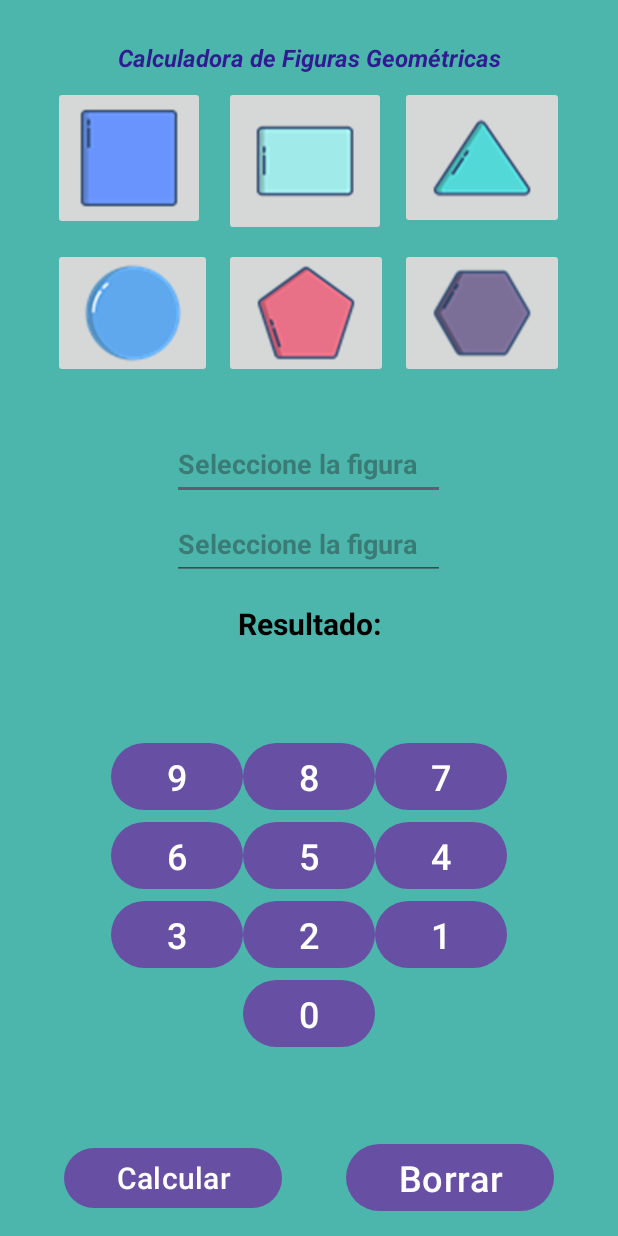
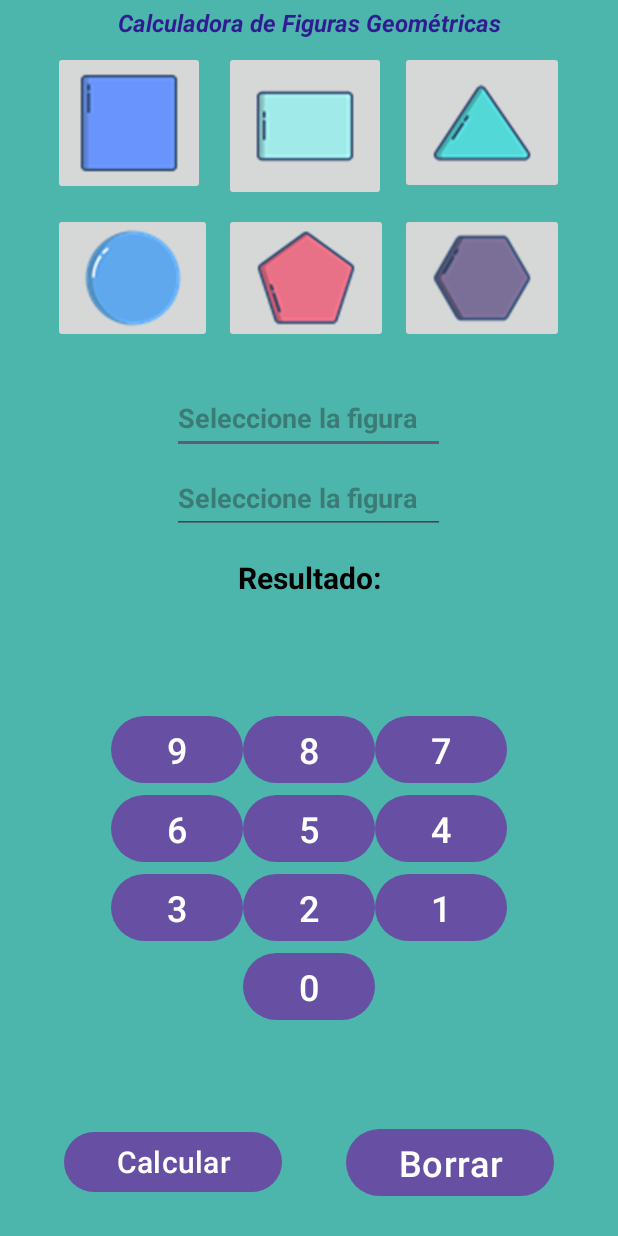
Before and after one commit to cesarponce01/CalculadoraEntrega, an Android app: the screen it shows after launch (MainActivity), on a phone screen of 412 x 824 dp. Run offline under Robolectric (Android 15) with nearby library versions, the phone set to English and light mode, and no system bars.

Commit message:
se ha modificado el original

```diff
--- a/app/src/main/java/com/example/calculadorlayouts/MainActivity.kt
+++ b/app/src/main/java/com/example/calculadorlayouts/MainActivity.kt
@@ -143,12 +143,33 @@ class MainActivity : AppCompatActivity() {
         }
 
         txAlto = findViewById(R.id.txAlto)
-        txAlto.setOnClickListener { ocultarTeclado() }
+        txAncho = findViewById(R.id.txAncho)
+        txResultado = findViewById(R.id.txResultado)
 
-        txAncho = findViewById(R.id.txAncho)
-        txAncho.setOnClickListener { ocultarTeclado() }
+        //Cuando reciba el focus se oculte el teclado para el txAlto
+        txAlto.onFocusChangeListener = View.OnFocusChangeListener { _, hasFocus ->
+            if (hasFocus) {
+                ocultarTeclado()
+            }
+        }
 
-        txResultado = findViewById(R.id.txResultado)
+        //Cuando se de click se oculte el teclado para txAlto
+        txAlto.setOnClickListener {
+            ocultarTeclado()
+        }
+
+        //Cuando reciba el focus se oculte el teclado para el txAncho
+        txAncho.onFocusChangeListener = View.OnFocusChangeListener { _, hasFocus ->
+            if (hasFocus) {
+                ocultarTeclado()
+            }
+        }
+
+        //Cuando se de click se oculte el teclado para txAncho
+        txAncho.setOnClickListener {
+            ocultarTeclado()
+        }
+
     }
 
 
@@ -172,14 +193,12 @@ class MainActivity : AppCompatActivity() {
         // Verifica qué EditText está activo y agrega el número correspondiente
         when {
             txAlto.isFocused -> {
-                ocultarTeclado()
                 val textoActual = txAlto.text.toString()
                 txAlto.setText(textoActual + numero)
 
             }
 
             txAncho.isFocused -> {
-                ocultarTeclado()
                 val textoActual = txAncho.text.toString()
                 txAncho.setText(textoActual + numero)
             }
@@ -196,7 +215,6 @@ class MainActivity : AppCompatActivity() {
         //Borramos los valores que estén anteriormente
         onBorrar()
 
-        //habilitarEditText(false, false)
         figuraSeleccionada = tipoFigura
         txAlto.hint = hintAlto
         txAncho.hint = hintAncho
--- /dev/null
+++ b/app/src/main/res/layout-land/activity_main.xml
@@ -0,0 +1,282 @@
+<?xml version="1.0" encoding="utf-8"?>
+<FrameLayout xmlns:android="http://schemas.android.com/apk/res/android"
+    xmlns:app="http://schemas.android.com/apk/res-auto"
+    xmlns:tools="http://schemas.android.com/tools"
+    android:layout_width="match_parent"
+    android:layout_height="match_parent"
+    android:background="@color/foNDO"
+    tools:context=".MainActivity">
+
+    <androidx.gridlayout.widget.GridLayout
+        android:id="@+id/col"
+        android:layout_width="match_parent"
+        android:layout_height="match_parent"
+        app:columnCount="2">
+
+        <LinearLayout
+            android:layout_width="wrap_content"
+            android:layout_height="match_parent"
+            android:layout_weight="2"
+            android:orientation="horizontal">
+
+            <LinearLayout
+                android:layout_width="match_parent"
+                android:layout_height="wrap_content"
+                android:layout_weight="2"
+                android:gravity="center"
+                android:orientation="vertical">
+
+                <LinearLayout
+                    android:layout_width="match_parent"
+                    android:layout_height="wrap_content"
+                    android:gravity="center"
+                    android:orientation="horizontal">
+
+                    <TextView
+                        android:id="@+id/textView2"
+                        android:layout_width="182dp"
+                        android:layout_height="30dp"
+                        android:layout_weight="1"
+                        android:gravity="center"
+                        android:text="@string/Calculadora"
+                        android:textColor="@color/ColorTitulo"
+                        android:textSize="16sp"
+                        android:textStyle="bold|italic" />
+                </LinearLayout>
+
+                <androidx.gridlayout.widget.GridLayout
+                    android:layout_width="wrap_content"
+                    android:layout_height="wrap_content"
+                    android:layout_gravity="center"
+                    app:columnCount="3"
+                    app:useDefaultMargins="true">
+
+                    <ImageButton
+                        android:id="@+id/btnCuadrado"
+                        android:layout_width="101dp"
+                        android:layout_height="96dp"
+                        android:contentDescription="@string/Cuadrado"
+                        android:visibility="visible"
+                        app:layout_column="0"
+                        app:layout_row="0"
+                        tools:src="@mipmap/cuadrado" />
+
+                    <ImageButton
+                        android:id="@+id/btnRectangulo"
+                        android:layout_width="108dp"
+                        android:layout_height="100dp"
+                        android:contentDescription="@string/Rectangulo"
+                        tools:src="@mipmap/rectangulo" />
+
+                    <ImageButton
+                        android:id="@+id/btnTriangulo"
+                        android:layout_width="109dp"
+                        android:layout_height="95dp"
+                        android:contentDescription="@string/Triangulo"
+                        tools:src="@mipmap/triangulo" />
+
+                    <ImageButton
+                        android:id="@+id/btnCirculo"
+                        android:layout_width="106dp"
+                        android:layout_height="wrap_content"
+                        android:contentDescription="@string/Circulo"
+                        tools:src="@mipmap/circulo" />
+
+                    <ImageButton
+                        android:id="@+id/btnPentagono"
+                        android:layout_width="109dp"
+                        android:layout_height="wrap_content"
+                        android:contentDescription="@string/Pentagono"
+                        tools:src="@mipmap/pentagono" />
+
+                    <ImageButton
+                        android:id="@+id/btnHexagono"
+                        android:layout_width="109dp"
+                        android:layout_height="wrap_content"
+                        android:contentDescription="@string/Hexagono"
+                        tools:src="@mipmap/hexagono" />
+                </androidx.gridlayout.widget.GridLayout>
+
+                <LinearLayout
+                    android:layout_width="match_parent"
+                    android:layout_height="wrap_content"
+                    android:layout_weight=".5"
+                    android:gravity="center"
+                    android:orientation="vertical">
+
+                    <EditText
+                        android:id="@+id/txAlto"
+                        android:layout_width="182dp"
+                        android:layout_height="48dp"
+                        android:layout_marginBottom="5dp"
+                        android:ems="10"
+                        android:hint="@string/Ancho"
+                        android:inputType="text"
+                        android:textColor="@color/ColorValor1"
+                        android:textStyle="bold" />
+
+                    <EditText
+                        android:id="@+id/txAncho"
+                        android:layout_width="182dp"
+                        android:layout_height="48dp"
+                        android:layout_marginBottom="5dp"
+                        android:ems="10"
+                        android:hint="@string/Ancho"
+                        android:inputType="text"
+                        android:textColor="@color/ColorValor2"
+                        android:textStyle="bold" />
+
+                    <TextView
+                        android:id="@+id/txResultado"
+                        android:layout_width="match_parent"
+                        android:layout_height="48dp"
+                        android:gravity="center"
+                        android:hint="@string/Resultado"
+                        android:textColor="@color/material_dynamic_primary10"
+                        android:textColorHint="@color/black"
+                        android:textSize="20sp"
+                        android:textStyle="bold" />
+
+                </LinearLayout>
+            </LinearLayout>
+        </LinearLayout>
+
+        <LinearLayout
+            android:layout_width="382dp"
+            android:layout_height="match_parent"
+            android:orientation="vertical"
+            android:visibility="visible">
+
+            <LinearLayout
+                android:layout_width="match_parent"
+                android:layout_height="wrap_content"
+                android:layout_weight="3.8"
+                android:gravity="center"
+                android:orientation="horizontal">
+
+                <androidx.gridlayout.widget.GridLayout
+                    android:layout_width="wrap_content"
+                    android:layout_height="wrap_content"
+                    android:textAlignment="center"
+                    app:columnCount="3">
+
+                    <Button
+                        android:id="@+id/btn9"
+                        android:layout_width="wrap_content"
+                        android:layout_height="wrap_content"
+                        android:text="@string/btn9"
+                        android:textSize="24sp" />
+
+                    <Button
+                        android:id="@+id/btn8"
+                        android:layout_width="wrap_content"
+                        android:layout_height="wrap_content"
+                        android:text="@string/btn8"
+                        android:textSize="24sp" />
+
+                    <Button
+                        android:id="@+id/btn7"
+                        android:layout_width="wrap_content"
+                        android:layout_height="wrap_content"
+                        android:text="@string/btn7"
+                        android:textSize="24sp" />
+
+                    <Button
+                        android:id="@+id/btn6"
+                        android:layout_width="wrap_content"
+                        android:layout_height="wrap_content"
+                        android:text="@string/btn6"
+                        android:textSize="24sp" />
+
+                    <Button
+                        android:id="@+id/btn5"
+                        android:layout_width="wrap_content"
+                        android:layout_height="wrap_content"
+                        android:text="@string/btn5"
+                        android:textSize="24sp" />
+
+                    <Button
+                        android:id="@+id/btn4"
+                        android:layout_width="wrap_content"
+                        android:layout_height="wrap_content"
+                        android:text="@string/btn4"
+                        android:textSize="24sp" />
+
+                    <Button
+                        android:id="@+id/btn3"
+                        android:layout_width="wrap_content"
+                        android:layout_height="wrap_content"
+                        android:text="@string/btn3"
+                        android:textSize="24sp" />
+
+                    <Button
+                        android:id="@+id/btn2"
+                        android:layout_width="wrap_content"
+                        android:layout_height="wrap_content"
+                        android:text="@string/btn2"
+                        android:textSize="24sp" />
+
+                    <Button
+                        android:id="@+id/btn1"
+                        android:layout_width="wrap_content"
+                        android:layout_height="wrap_content"
+                        android:text="@string/btn1"
+                        android:textSize="24sp" />
+
+                    <Button
+                        android:id="@+id/btn0"
+                        android:layout_width="wrap_content"
+                        android:layout_height="wrap_content"
+                        android:text="@string/btn"
+                        android:textSize="24sp"
+                        app:layout_column="1"
+                        app:layout_rowWeight="2" />
+                </androidx.gridlayout.widget.GridLayout>
+            </LinearLayout>
+
+            <LinearLayout
+                android:layout_width="match_parent"
+                android:layout_height="wrap_content"
+                android:layout_weight="2"
+                android:gravity="center"
+                android:orientation="horizontal">
+
+                <Space
+                    android:layout_width="wrap_content"
+                    android:layout_height="wrap_content"
+                    android:layout_weight="2" />
+
+                <Button
+                    android:id="@+id/btnCalcular"
+                    android:layout_width="wrap_content"
+                    android:layout_height="wrap_content"
+                    android:layout_weight="1"
+                    android:onClick="onCalcular"
+                    android:text="@string/Calcular"
+                    android:textSize="20sp" />
+
+                <Space
+                    android:layout_width="wrap_content"
+                    android:layout_height="wrap_content"
+                    android:layout_weight="2" />
+
+                <Button
+                    android:id="@+id/btnBorrar"
+                    android:layout_width="wrap_content"
+                    android:layout_height="wrap_content"
+                    android:layout_weight="1"
+                    android:onClick="onBorrar"
+                    android:text="@string/Borrar"
+                    android:textSize="24sp" />
+
+                <Space
+                    android:layout_width="wrap_content"
+                    android:layout_height="wrap_content"
+                    android:layout_weight="2" />
+
+            </LinearLayout>
+
+        </LinearLayout>
+    </androidx.gridlayout.widget.GridLayout>
+
+</FrameLayout>
--- a/app/src/main/res/layout/activity_main.xml
+++ b/app/src/main/res/layout/activity_main.xml
@@ -90,7 +90,6 @@
                     android:contentDescription="@string/Hexagono"
                     tools:src="@mipmap/hexagono" />
             </androidx.gridlayout.widget.GridLayout>
-        </LinearLayout>
 
             <LinearLayout
                 android:layout_width="match_parent"
@@ -132,6 +131,7 @@
                     android:textSize="20sp"
                     android:textStyle="bold" />
 
+            </LinearLayout>
         </LinearLayout>
 
         <LinearLayout
@@ -224,7 +224,7 @@
         <LinearLayout
             android:layout_width="match_parent"
             android:layout_height="wrap_content"
-            android:layout_weight="1"
+            android:layout_weight="2"
             android:gravity="center"
             android:orientation="horizontal">
 
```
Lines whose indentation alone changed are shown as unchanged.
